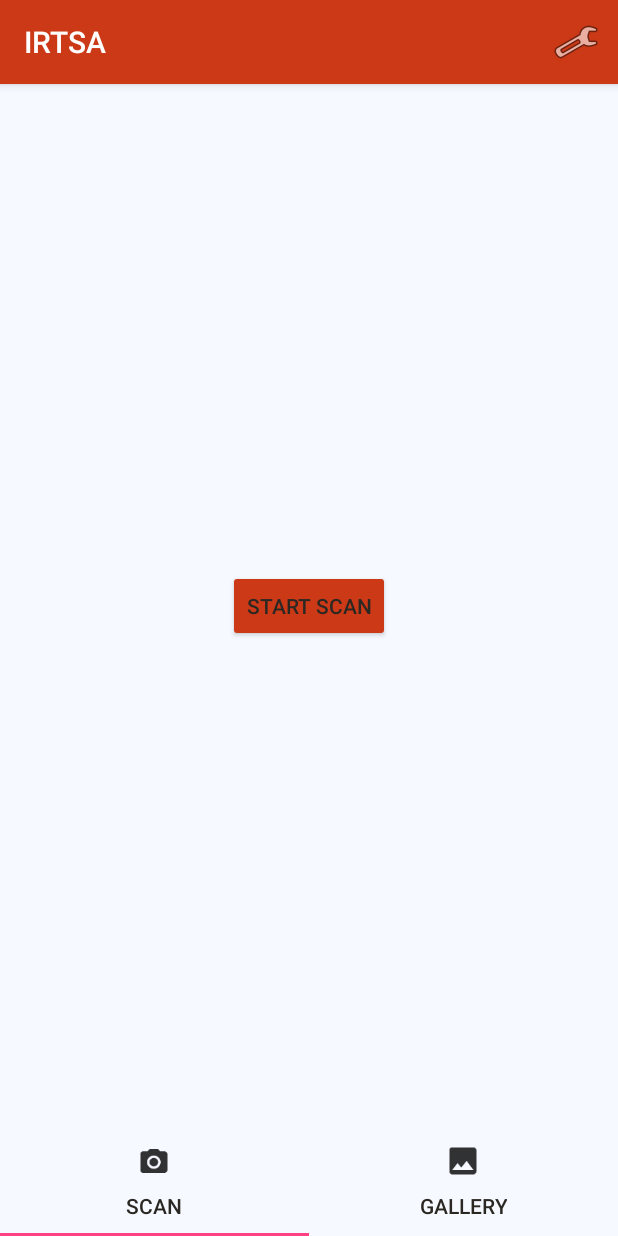
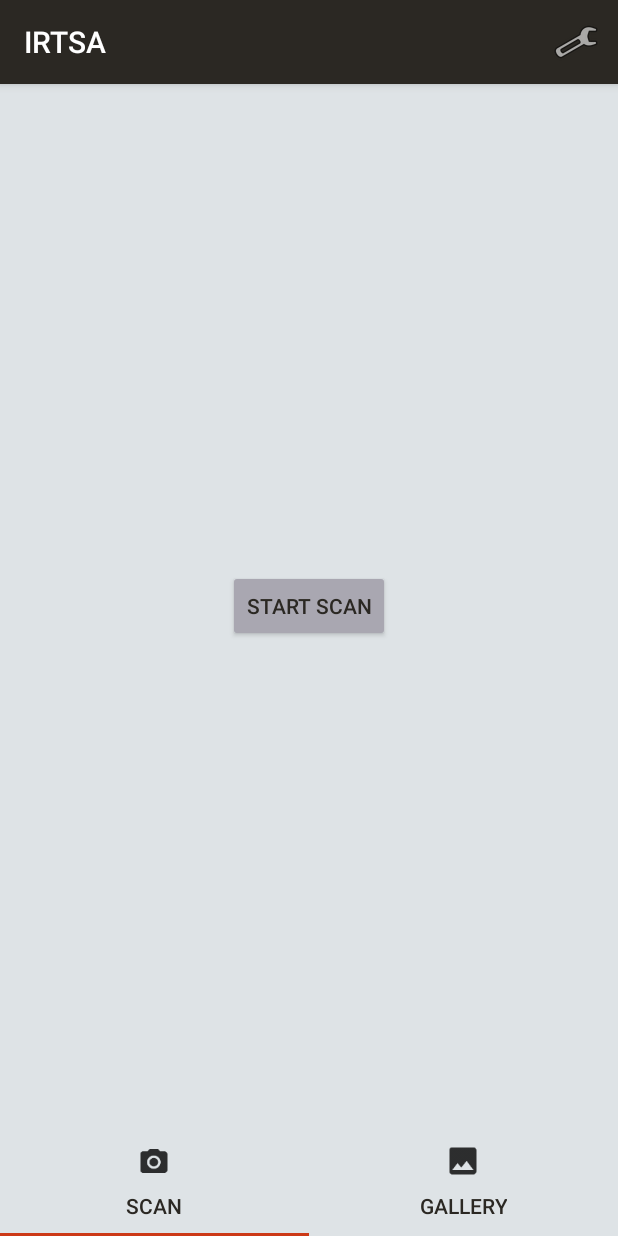
Before and after one commit to IRTSA-SoftwareProject/IRTSA-App, an Android app: the screen it shows after launch (MainActivity), on a phone screen of 412 x 824 dp. Run offline under Robolectric (Android 15) with nearby library versions, the phone set to English and light mode, and no system bars.

Commit message:
final theme tweek
Updated colours for a more cohesive experience. Colour varible names are standardised

Co-Authored-By: phucngo88 <phucngo88@users.noreply.github.com>

```diff
--- a/app/src/main/AndroidManifest.xml
+++ b/app/src/main/AndroidManifest.xml
@@ -8,9 +8,9 @@
         android:label="@string/app_name"
         android:roundIcon="@mipmap/ic_launcher_round"
         android:supportsRtl="true"
-        android:theme="@style/AppTheme">
+        android:theme="@style/AppThemeLight">
         <activity android:name=".MainActivity"
-            android:theme="@style/AppTheme">
+            android:theme="@style/AppThemeLight">
             <intent-filter>
                 <action android:name="android.intent.action.MAIN" />
 
--- a/app/src/main/res/values/colors.xml
+++ b/app/src/main/res/values/colors.xml
@@ -1,28 +1,11 @@
 <?xml version="1.0" encoding="utf-8"?>
 <resources>
-    <color name="colorPrimary">#cc3917</color>
-    <color name="colorPrimaryDark">#b53314</color>
-    <color name="colorAccent">#ff4081</color>
-    <!--<color name="colorAccent">#BCBAC5</color>-->
-    <color name="colorTextPrimary">#2B2823</color>
-   <!-- <color name="colorTextPrimary">#BCBAC5</color>-->
-    <color name="colorTextPrimaryInverse">#f6f9ff</color>
-   <!-- <color name="colorTextPrimaryInverse">#f6f9ff</color>-->
-    <color name="colorTextSecondary">#2B2823</color>
-   <!-- <color name="colorTextSecondary">#a9a7b1</color>-->
-    <color name="colorTextSecondaryInverse">#dee3e6</color>
-    <!--<color name="colorTextSecondaryInverse">#dee3e6</color>-->
-    <color name="colorBackground">#f6f9ff</color>
-    <!--<color name="colorBackground">#2B2823</color>-->
 
-<!--
-    <color name="colorLightPrimary">#cc3917</color>
-    <color name="colorLightPrimaryDark">#b53314</color>
-    <color name="colorLightAccent">#BCBAC5</color>
-    <color name="colorLightTextPrimary">#BCBAC5</color>
-    <color name="colorLightTextPrimaryInverse">#f6f9ff</color>
-    <color name="colorLightTextSecondary">#a9a7b1</color>
-    <color name="colorLightTextSecondaryInverse">#dee3e6</color>
-    <color name="colorLightBackground">#2B2823</color>
-   -->
+    <color name="colorwhite">#f6f9ff</color>
+    <color name="coloroffwhite">#dee3e6</color>
+    <color name="colorgrey">#a9a7b1</color>
+    <color name="colorlightred">#cc3917</color>
+    <color name="colordarkred">#b53314</color>
+    <color name="colordarkgrey">#2B2823</color>
+
 </resources>
--- a/app/src/main/res/values/styles.xml
+++ b/app/src/main/res/values/styles.xml
@@ -1,35 +1,33 @@
 <resources>
 
     <!-- Base application theme. -->
-    <style name="AppTheme" parent="Theme.AppCompat.Light.DarkActionBar">
+    <style name="AppThemeDark" parent="Theme.AppCompat.Light.DarkActionBar">
+        <item name="colorPrimary">@color/colordarkred</item>
+        <item name="colorPrimaryDark">@color/colordarkred</item>
+        <item name="colorAccent">@color/colorlightred</item>
+        <item name="android:statusBarColor">@color/colordarkred</item>
+        <item name="android:navigationBarColor">@color/colordarkred</item>
+        <item name="android:windowBackground">@color/colorgrey</item>
+        <item name="android:textColorPrimaryInverse">@color/coloroffwhite</item>
+        <item name="android:textColorPrimary">@color/colordarkgrey</item>
+        <item name="android:textColorSecondary">@color/colordarkgrey</item>
+        <item name="android:textColorSecondaryInverse">@color/coloroffwhite</item>
+        <item name="android:colorButtonNormal">@color/colorlightred</item>
+    </style>
+    <style name="AppThemeLight" parent="Theme.AppCompat.Light.DarkActionBar">
         <!--Default dark theme-->
-        <item name="colorPrimary">@color/colorPrimary</item>
-        <item name="colorPrimaryDark">@color/colorPrimaryDark</item>
-        <item name="colorAccent">@color/colorAccent</item>
-        <item name="android:statusBarColor">@color/colorPrimaryDark</item>
-        <item name="android:navigationBarColor">@color/colorPrimaryDark</item>
-        <item name="android:windowBackground">@color/colorBackground</item>
-        <item name="android:textColorPrimaryInverse">@color/colorTextPrimaryInverse</item>
-        <item name="android:textColorPrimary">@color/colorTextPrimary</item>
-        <item name="android:textColorSecondary">@color/colorTextSecondary</item>
-        <item name="android:textColorSecondaryInverse">@color/colorTextSecondaryInverse</item>
-        <item name="android:colorButtonNormal">@color/colorPrimary</item>
+        <item name="colorPrimary">@color/colordarkgrey</item>
+        <item name="colorPrimaryDark">@color/colorgrey</item>
+        <item name="colorAccent">@color/colorlightred</item>
+        <item name="android:statusBarColor">@color/colordarkgrey</item>
+        <item name="android:navigationBarColor">@color/colordarkgrey</item>
+        <item name="android:windowBackground">@color/coloroffwhite</item>
+        <item name="android:textColorPrimaryInverse">@color/colorwhite</item>
+        <item name="android:textColorPrimary">@color/colordarkgrey</item>
+        <item name="android:textColorSecondary">@color/colordarkgrey</item>
+        <item name="android:textColorSecondaryInverse">@color/colorwhite</item>
+        <item name="android:colorButtonNormal">@color/colorgrey</item>
     </style>
-    <!--
-    <style name="AppThemeLight" parent="Theme.AppCompat.Light.DarkActionBar">
-        <item name="colorPrimary">@color/colorLightPrimary</item>
-        <item name="colorPrimaryDark">@color/colorLightPrimaryDark</item>
-        <item name="colorAccent">@color/colorLightAccent</item>
-        <item name="android:statusBarColor">@color/colorLightPrimary</item>
-        <item name="android:navigationBarColor">@color/colorLightPrimary</item>
-        <item name="android:windowBackground">@color/colorLightBackground</item>
-        <item name="android:textColorPrimaryInverse">@color/colorLightTextPrimaryInverse</item>
-        <item name="android:textColorPrimary">@color/colorLightTextPrimary</item>
-        <item name="android:textColorSecondary">@color/colorLightTextSecondary</item>
-        <item name="android:textColorSecondaryInverse">@color/colorLightTextSecondaryInverse</item>
-        <item name="android:colorButtonNormal">@color/colorLightPrimaryDark</item>
-    </style>
--->
 
 
 </resources>
```
